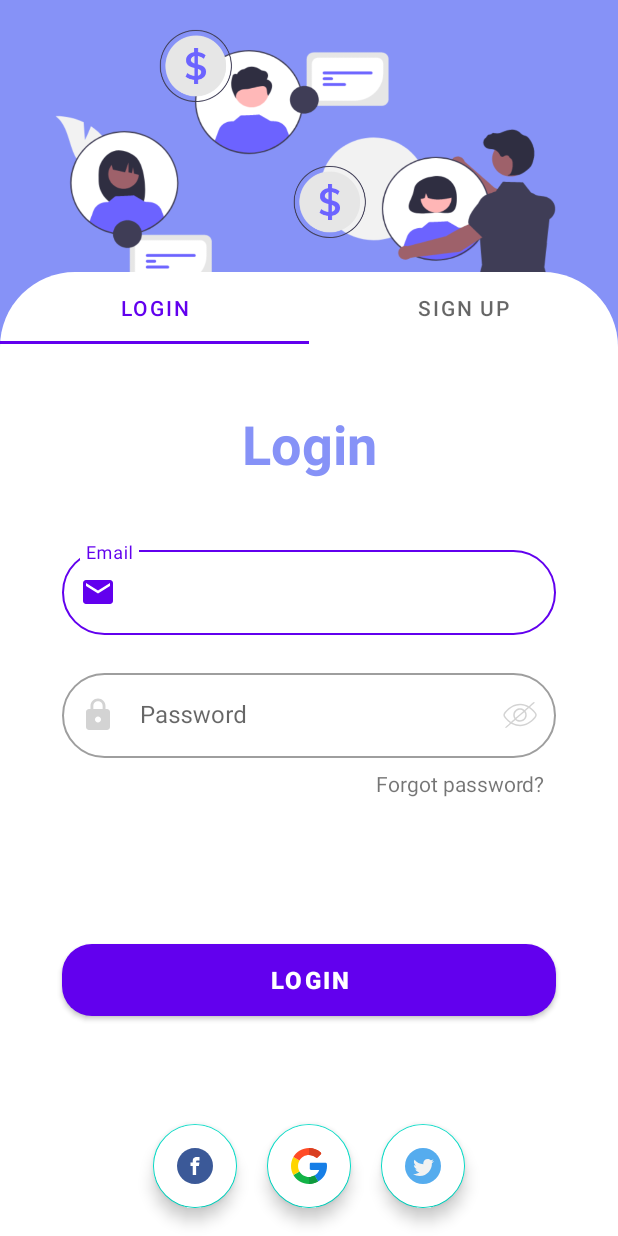
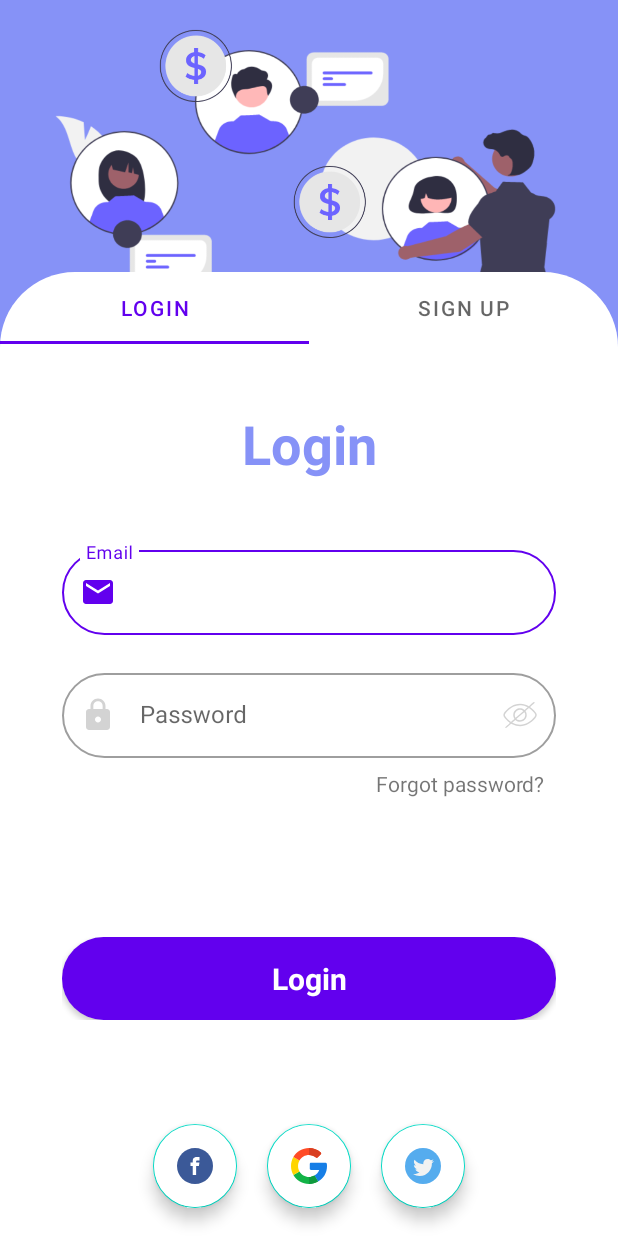
Before and after one commit to bohpob/teamProject-FIT, an Android app: the screen it shows after launch (LoginActivity), on a phone screen of 412 x 824 dp. Run offline under Robolectric (Android 15) with nearby library versions, the phone set to English and light mode, and no system bars.

Commit message:
Progress button. Ignoring button clicks while background task is runnig

```diff
--- a/application/src/main/java/cz/cvut/fit/sp/chipin/application/LoginTabFragment.java
+++ b/application/src/main/java/cz/cvut/fit/sp/chipin/application/LoginTabFragment.java
@@ -4,23 +4,14 @@ import android.annotation.SuppressLint;
 import android.app.Activity;
 import android.content.Context;
 import android.content.Intent;
-import android.content.SharedPreferences;
-import android.graphics.drawable.Drawable;
 import android.os.Bundle;
 import android.os.Handler;
-import android.preference.PreferenceManager;
 import android.text.TextUtils;
 import android.view.LayoutInflater;
-import android.view.MotionEvent;
 import android.view.View;
 import android.view.ViewGroup;
-import android.view.inputmethod.EditorInfo;
 import android.view.inputmethod.InputMethodManager;
-import android.widget.Button;
-import android.widget.EditText;
-import android.widget.TextView;
-
-import android.widget.Toast;
+import android.widget.*;
 import androidx.annotation.NonNull;
 import androidx.annotation.Nullable;
 import androidx.fragment.app.Fragment;
@@ -39,8 +30,11 @@ public class LoginTabFragment extends Fragment {
     TextInputEditText email;
     EditText password;
     TextView forgetPassword;
-    Button login;
+    View login;
     float v = 0;
+
+    ProgressBar progressBar;
+    TextView progressButtonName;
 
     AuthDataValidator authDataValidator;
 
@@ -49,6 +43,10 @@ public class LoginTabFragment extends Fragment {
     @Override
     public View onCreateView(@NonNull LayoutInflater inflater, @Nullable ViewGroup container, @Nullable Bundle savedInstanceState) {
         ViewGroup root = (ViewGroup) inflater.inflate(R.layout.login_tab_fragment, container, false);
+
+        progressBar = root.findViewById(R.id.progressBar);
+        progressButtonName = root.findViewById(R.id.buttonName);
+        progressButtonName.setText(R.string.login_button_text);
 
         authDataValidator = new AuthDataValidator();
 
@@ -79,6 +77,12 @@ public class LoginTabFragment extends Fragment {
         login.animate().translationX(0).alpha(1).setDuration(500).setStartDelay(250).start();
 
         login.setOnClickListener(v -> {
+
+            login.setClickable(false);
+
+            ProgressButton pb = new ProgressButton(v);
+            pb.buttonActivated();
+
             try {
                 InputMethodManager imm = (InputMethodManager)getActivity().getSystemService(Context.INPUT_METHOD_SERVICE);
                 imm.hideSoftInputFromWindow(getActivity().getCurrentFocus().getWindowToken(), 0);
@@ -103,14 +107,19 @@ public class LoginTabFragment extends Fragment {
                 password_layout.setError("Field is required");
             }
             else if (authDataValidator.containsWhitespaces(password.getText().toString()) ||
-                     authDataValidator.containsColon(password.getText().toString()))
+                    authDataValidator.containsColon(password.getText().toString()))
             {
                 err = true;
                 password_layout.setError("Invalid password format");
             }
 
             if (!err)
-                loginUser();
+                loginUser(pb::buttonFinished);
+            else {
+                pb.buttonFinished();
+                login.setClickable(true);
+            }
+
         });
 
         root.setOnTouchListener((v, event) -> {
@@ -137,7 +146,7 @@ public class LoginTabFragment extends Fragment {
         return root;
     }
 
-    private void loginUser() {
+    private void loginUser(@NonNull Runnable pb_runnable) {
 
         LoginRequest loginRequest = new LoginRequest();
         loginRequest.setEmail(email.getText().toString());
@@ -156,7 +165,7 @@ public class LoginTabFragment extends Fragment {
                     LoginResponse loginResponse = response.body();
                     if (loginResponse != null) {
                         if (loginResponse.isEnabled()) {
-                            AuthenticationService updateAuthInterceptor = ServiceGenerator.createService(AuthenticationService.class, loginRequest.getEmail(), loginRequest.getPassword());
+                            ServiceGenerator.createService(AuthenticationService.class, loginRequest.getEmail(), loginRequest.getPassword());
                             new Handler().postDelayed(() -> startActivity(new Intent(getActivity(), MenuActivity.class)), 0);
                             SessionManager sessionManager = new SessionManager(getActivity());
                             sessionManager.createSession(loginResponse.getId(), loginResponse.getName(), loginResponse.getEmail(), loginResponse.isEnabled());
@@ -169,11 +178,16 @@ public class LoginTabFragment extends Fragment {
                 } else {
                     Toast.makeText(getActivity(), "Login failed", Toast.LENGTH_SHORT).show();
                 }
+
+                pb_runnable.run();
+                login.setClickable(true);
             }
 
             @Override
             public void onFailure(Call<LoginResponse> call, Throwable t) {
                 Toast.makeText(getActivity(), "Throwable" + t.getLocalizedMessage(), Toast.LENGTH_SHORT).show();
+                pb_runnable.run();
+                login.setClickable(true);
             }
         });
     }
--- a/application/src/main/java/cz/cvut/fit/sp/chipin/application/SignUpTabFragment.java
+++ b/application/src/main/java/cz/cvut/fit/sp/chipin/application/SignUpTabFragment.java
@@ -12,13 +12,11 @@ import android.view.LayoutInflater;
 import android.view.View;
 import android.view.ViewGroup;
 import android.view.inputmethod.InputMethodManager;
-import android.widget.Button;
-import android.widget.EditText;
-import android.widget.TextView;
+import android.widget.*;
 
-import android.widget.Toast;
 import androidx.annotation.NonNull;
 import androidx.annotation.Nullable;
+import androidx.constraintlayout.widget.ConstraintLayout;
 import androidx.fragment.app.Fragment;
 import com.google.android.material.textfield.TextInputEditText;
 import com.google.android.material.textfield.TextInputLayout;
@@ -36,15 +34,21 @@ public class SignUpTabFragment extends Fragment {
     TextInputLayout name_layout;
     TextInputLayout email_layout;
     TextInputLayout password_layout;
-    Button signUp;
+    ConstraintLayout signUp;
     float v = 0;
     private AuthDataValidator authDataValidator;
+    ProgressBar progressBar;
+    TextView progressButtonName;
 
     @SuppressLint("ClickableViewAccessibility")
     @Nullable
     @Override
     public View onCreateView(@NonNull LayoutInflater inflater, @Nullable ViewGroup container, @Nullable Bundle savedInstanceState) {
         ViewGroup root = (ViewGroup) inflater.inflate(R.layout.register_tab_fragment, container, false);
+
+        progressBar = root.findViewById(R.id.progressBar);
+        progressButtonName = root.findViewById(R.id.buttonName);
+        progressButtonName.setText(R.string.sign_up_button_text);
 
         authDataValidator = new AuthDataValidator();
 
@@ -151,6 +155,12 @@ public class SignUpTabFragment extends Fragment {
 
 
         signUp.setOnClickListener(v -> {
+
+            signUp.setClickable(false);
+
+            ProgressButton pb = new ProgressButton(v);
+            pb.buttonActivated();
+
             boolean err = false;
             if (!authDataValidator.isValidName(name.getText().toString())) {
                 name_layout.setError("Field is required");
@@ -172,13 +182,17 @@ public class SignUpTabFragment extends Fragment {
                 password_layout.setError("Weak password");
             }
             if (!err)
-                registerUser();
+                registerUser(pb::buttonFinished);
+            else {
+                pb.buttonFinished();
+                signUp.setClickable(true);
+            }
         });
 
         return root;
     }
 
-    public void registerUser() {
+    public void registerUser(@NonNull Runnable r) {
         RegisterRequest registerRequest = new RegisterRequest();
         registerRequest.setName(name.getText().toString());
         registerRequest.setEmail(email.getText().toString());
@@ -197,12 +211,16 @@ public class SignUpTabFragment extends Fragment {
                     message = "Ann error occurred, please try again later...";
                     Toast.makeText(getActivity(), message, Toast.LENGTH_LONG).show();
                 }
+                r.run();
+                signUp.setClickable(true);
             }
 
             @Override
             public void onFailure(@NotNull Call<String> call, @NotNull Throwable t) {
                 String message = t.getLocalizedMessage();
                 Toast.makeText(getActivity(), message, Toast.LENGTH_LONG).show();
+                r.run();
+                signUp.setClickable(true);
             }
         });
     }
--- a/application/src/main/res/layout/login_tab_fragment.xml
+++ b/application/src/main/res/layout/login_tab_fragment.xml
@@ -87,14 +87,11 @@
     </com.google.android.material.textfield.TextInputLayout>
 
 
-    <Button
+    <include
+            layout="@layout/progress_button"
             android:id="@+id/loginButton"
             android:layout_width="0dp"
             android:layout_height="wrap_content"
-            android:text="@string/login_button_text"
-            android:textSize="16sp"
-            android:textStyle="bold"
-            android:background="@drawable/auth_button_bg"
             app:layout_constraintBottom_toBottomOf="parent"
             app:layout_constraintEnd_toEndOf="parent"
             app:layout_constraintStart_toStartOf="parent"
--- /dev/null
+++ b/application/src/main/res/layout/progress_button.xml
@@ -0,0 +1,52 @@
+<?xml version="1.0" encoding="utf-8"?>
+<androidx.constraintlayout.widget.ConstraintLayout
+        xmlns:android="http://schemas.android.com/apk/res/android"
+        xmlns:app="http://schemas.android.com/apk/res-auto"
+        xmlns:tools="http://schemas.android.com/tools"
+        android:layout_width="match_parent"
+        android:layout_height="match_parent">
+
+    <androidx.cardview.widget.CardView
+            android:id="@+id/cardView"
+            android:layout_width="match_parent"
+            android:layout_height="55dp"
+            app:layout_constraintBottom_toBottomOf="parent"
+            app:layout_constraintStart_toStartOf="parent"
+            app:layout_constraintEnd_toEndOf="parent"
+            app:cardCornerRadius="50dp" >
+
+        <androidx.constraintlayout.widget.ConstraintLayout
+                android:id="@+id/constraintLayout"
+                android:layout_width="match_parent"
+                android:layout_height="match_parent"
+                android:background="@color/purple_500">
+
+            <TextView
+                    android:id="@+id/buttonName"
+                    android:text="Button"
+                    android:layout_width="wrap_content"
+                    android:layout_height="wrap_content"
+                    android:textColor="@color/white"
+                    android:textSize="20sp"
+                    android:textStyle="bold"
+                    app:layout_constraintBottom_toBottomOf="parent" app:layout_constraintTop_toTopOf="parent"
+                    app:layout_constraintEnd_toEndOf="parent" app:layout_constraintStart_toStartOf="parent"/>
+            <ProgressBar
+                    android:id="@+id/progressBar"
+                    style="?android:attr/progressBarStyle"
+                    android:layout_width="30dp"
+                    android:layout_height="30dp"
+                    android:indeterminate="true"
+                    android:indeterminateTint="@color/white"
+                    android:indeterminateTintMode="src_atop"
+                    app:layout_constraintEnd_toStartOf="@+id/buttonName"
+                    app:layout_constraintBottom_toBottomOf="parent"
+                    app:layout_constraintTop_toTopOf="parent"
+                    android:layout_marginEnd="20dp"
+                    android:visibility="gone"/>
+
+        </androidx.constraintlayout.widget.ConstraintLayout>
+
+    </androidx.cardview.widget.CardView>
+
+</androidx.constraintlayout.widget.ConstraintLayout>
--- a/application/src/main/res/layout/register_tab_fragment.xml
+++ b/application/src/main/res/layout/register_tab_fragment.xml
@@ -131,13 +131,11 @@
     </com.google.android.material.textfield.TextInputLayout>
 
 
-    <Button
+    <include
+            layout="@layout/progress_button"
             android:id="@+id/signupButton"
             android:layout_width="0dp"
             android:layout_height="wrap_content"
-            android:text="@string/sign_up_button_text"
-            android:textSize="16sp"
-            android:textStyle="bold"
             android:layout_marginTop="20dp"
             android:layout_marginBottom="10dp"
             android:background="@drawable/auth_button_bg"
--- a/application/src/main/res/values/strings.xml
+++ b/application/src/main/res/values/strings.xml
@@ -12,4 +12,5 @@
     <string name="open">open</string>
     <string name="close">close</string>
     <string name="go_to_login">Go to Login</string>
+    <string name="progress_button_text">Please wait...</string>
 </resources>
```
Also changed, not shown: application/src/main/java/cz/cvut/fit/sp/chipin/application/ProgressButton.java (added, +37 -0 lines).
